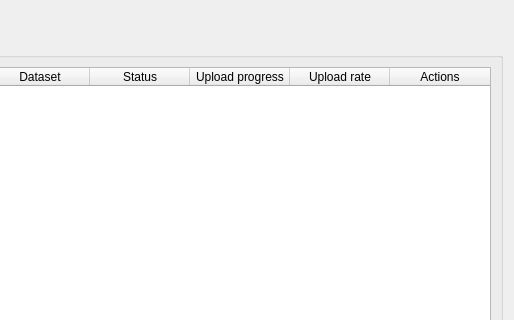
The window that dcoraid/gui/upload/widget_upload.ui (DCOR-dev/DCOR-Aid) describes before a commit, drawn with Qt 5; both pictures show x 134 to 648 and y 0 to 320 of the 648 by 492 pixel window.
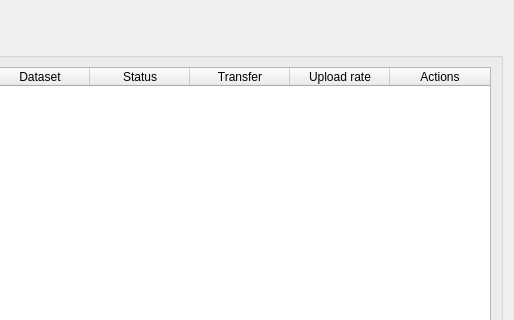
The same window after the commit. Custom widgets are drawn as their Qt base class.

Commit message: enh: functionalize most action buttons in upload and allow to resume uploading

```diff
--- a/dcoraid/gui/upload/widget_upload.ui
+++ b/dcoraid/gui/upload/widget_upload.ui
@@ -69,7 +69,7 @@
         </column>
         <column>
          <property name="text">
-          <string>Upload progress</string>
+          <string>Transfer</string>
          </property>
         </column>
         <column>
```
The commit also changes 9 other files.
